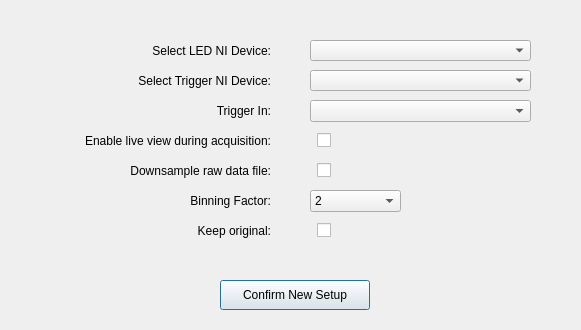
Qt form src/app/src/advancedsetupdialog.ui (CuriBio/nautilus_acquisition) before a commit.
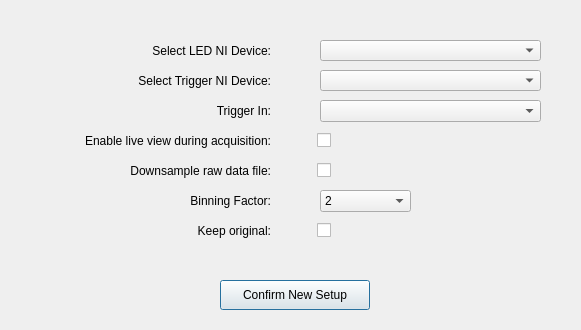
The same form after that commit.

What changed in the file:
```diff
--- a/src/app/src/advancedsetupdialog.ui
+++ b/src/app/src/advancedsetupdialog.ui
@@ -16,7 +16,7 @@
   <widget class="QComboBox" name="ledDeviceList">
    <property name="geometry">
     <rect>
-     <x>310</x>
+     <x>320</x>
      <y>40</y>
      <width>221</width>
      <height>21</height>
@@ -71,7 +71,7 @@
   <widget class="QComboBox" name="triggerModeList">
    <property name="geometry">
     <rect>
-     <x>310</x>
+     <x>320</x>
      <y>100</y>
      <width>221</width>
      <height>22</height>
@@ -167,7 +167,7 @@
    </property>
    <property name="geometry">
     <rect>
-     <x>310</x>
+     <x>320</x>
      <y>190</y>
      <width>91</width>
      <height>22</height>
@@ -248,7 +248,7 @@
   <widget class="QComboBox" name="triggerDeviceList">
    <property name="geometry">
     <rect>
-     <x>310</x>
+     <x>320</x>
      <y>70</y>
      <width>221</width>
      <height>21</height>
```
